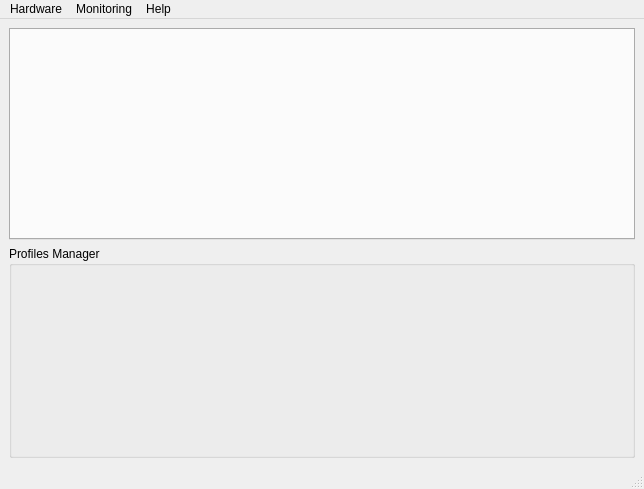
First picture: the form in res/MainWindow.ui, repository Ultrawipf/OpenFFBoard-configurator, before the edit.
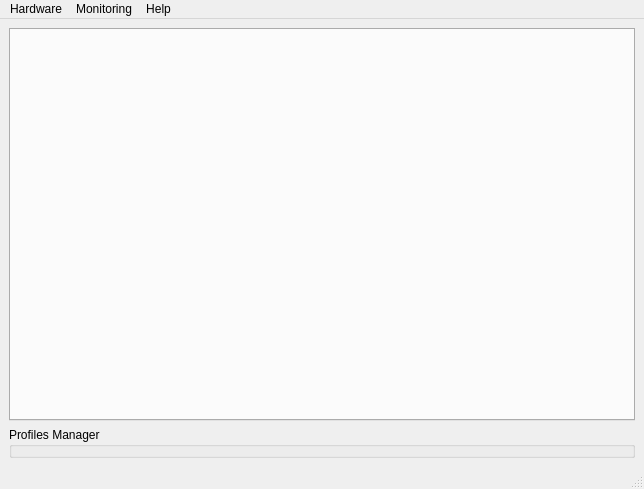
Second picture: the form after the edit.

Commit message: feat(ui): improve UI responsiveness, system tray icon, and profile cleaning

Patch:
```diff
--- a/res/MainWindow.ui
+++ b/res/MainWindow.ui
@@ -43,7 +43,7 @@
     <item>
      <widget class="QGroupBox" name="groupBox_main">
       <property name="sizePolicy">
-       <sizepolicy hsizetype="Preferred" vsizetype="Preferred">
+       <sizepolicy hsizetype="Preferred" vsizetype="Fixed">
         <horstretch>0</horstretch>
         <verstretch>0</verstretch>
        </sizepolicy>
```
The commit also changes 3 other files.
